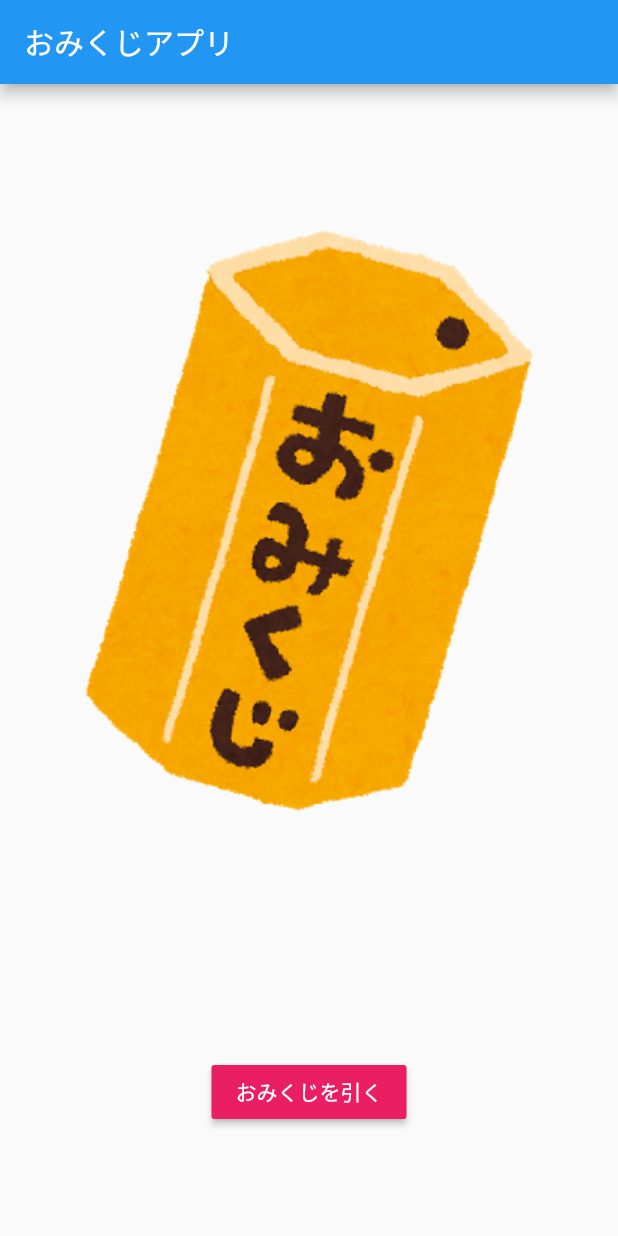
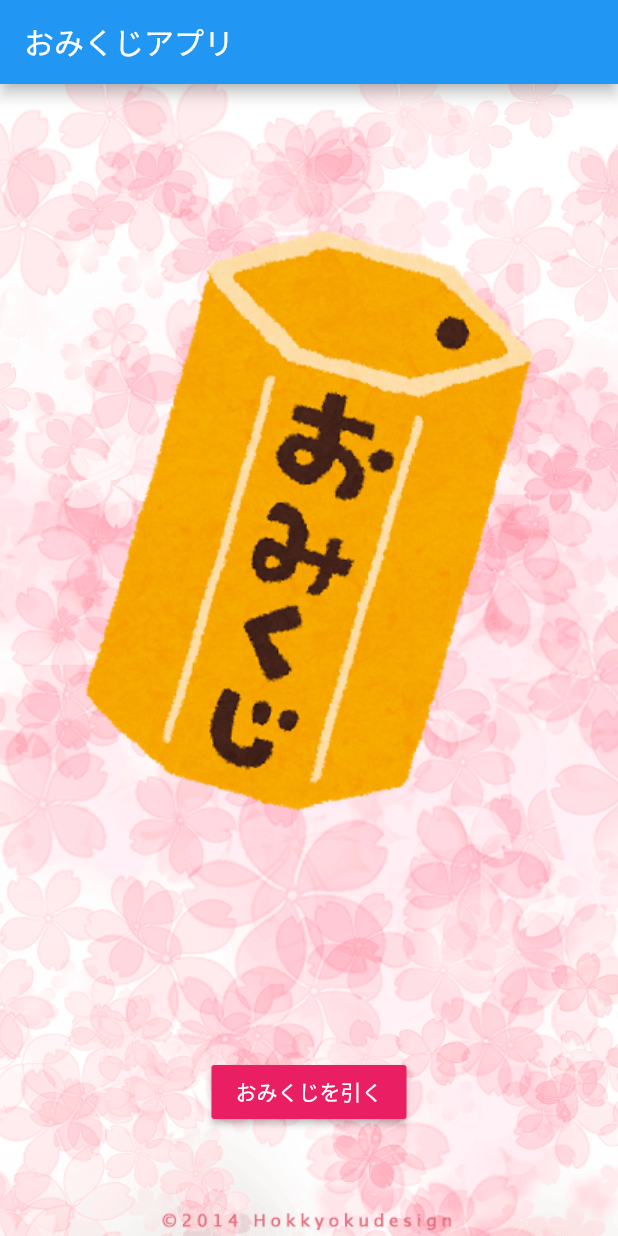
Before and after one commit to kizaki/omikuji_app, a Flutter app: the screen it shows after launch, on a phone screen of 412 x 824 dp. Run offline on Flutter 3.47's test engine with Material 2 defaults, Android fonts, the phone set to English and light mode, and no system bars.

Commit message:
背景画像追加

```diff
--- a/lib/main.dart
+++ b/lib/main.dart
@@ -41,6 +41,15 @@ class _MyHomePageState extends State<MyHomePage> {
     return new Scaffold(
       appBar: AppBar(title: Text(widget.title)),
       body: new Stack(children: <Widget>[
+
+        new Container(
+          decoration: new BoxDecoration(
+            image: new DecorationImage(
+              image: new AssetImage("images/haikei.png"),
+              fit: BoxFit.cover,
+            ),
+          ),
+        ),
         new Image.asset(
           "$imageName",
           //fit: BoxFit.fitHeight, // 縦幅を画面に合わせる
```
